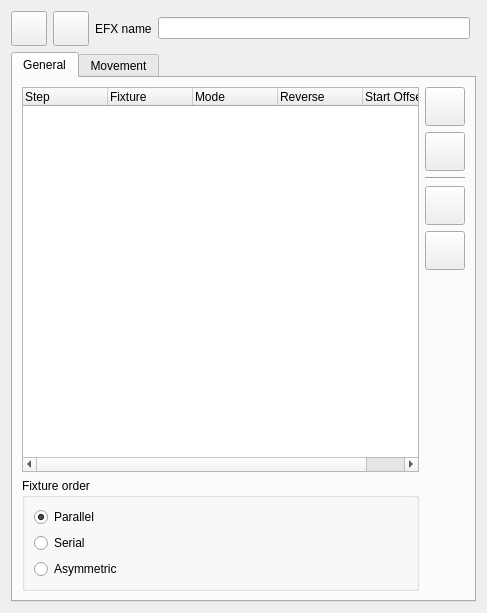
This is ui/src/efxeditor.ui in filipolszewsk/qlcplus as Qt 5 draws it before an edit. The edited form follows.
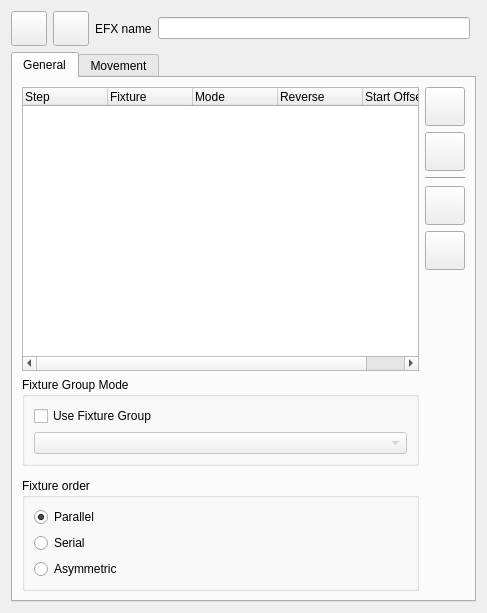
This is the edited form. Icons and pictures are not drawn.

Commit message: Add Fixture Group Mode UI controls to EFX editor layout

```diff
--- a/ui/src/efxeditor.ui
+++ b/ui/src/efxeditor.ui
@@ -95,7 +95,7 @@
          </property>
         </widget>
        </item>
-       <item row="8" column="0" colspan="2">
+       <item row="9" column="0" colspan="2">
         <widget class="QGroupBox" name="m_orderGroup">
          <property name="title">
           <string>Fixture order</string>
@@ -151,7 +151,30 @@
          </property>
         </widget>
        </item>
-       <item row="1" column="0" rowspan="7" colspan="2">
+       <item row="7" column="0" colspan="2">
+        <widget class="QGroupBox" name="groupBox">
+         <property name="title">
+          <string>Fixture Group Mode</string>
+         </property>
+         <layout class="QVBoxLayout" name="verticalLayout_6">
+          <item>
+           <widget class="QCheckBox" name="m_useFixtureGroupCheck">
+            <property name="text">
+             <string>Use Fixture Group</string>
+            </property>
+           </widget>
+          </item>
+          <item>
+           <widget class="QComboBox" name="m_fixtureGroupCombo">
+            <property name="enabled">
+             <bool>false</bool>
+            </property>
+           </widget>
+          </item>
+         </layout>
+        </widget>
+       </item>
+       <item row="1" column="0" rowspan="6" colspan="2">
         <widget class="QTreeWidget" name="m_tree">
          <property name="sizePolicy">
           <sizepolicy hsizetype="Expanding" vsizetype="Expanding">
```
